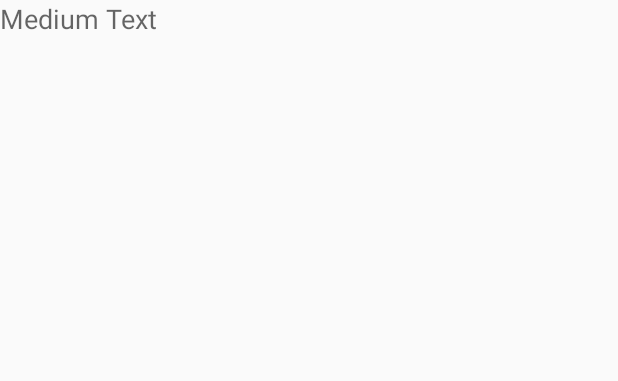
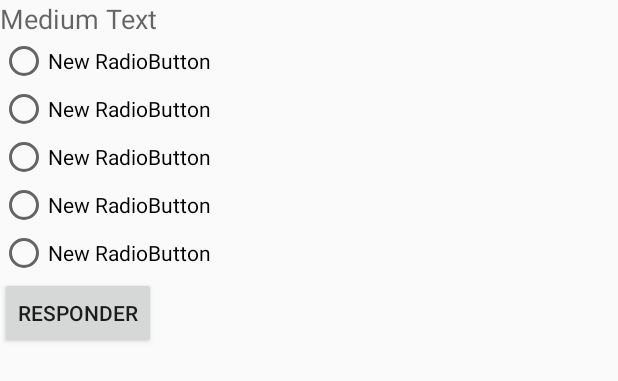
Before and after one commit to leonardoanselmo/AppVestibular, an Android app: the layout tela_questao_selecionada.xml on its own in the app's theme, with its tools: preview values and no code run, on a phone screen of 412 x 824 dp. Shown: the top 381 px of the screen. Run offline under Robolectric (Android 15) with nearby library versions, the phone set to English and light mode, and no system bars.

Commit message:
Adicionado radio buttons na tela da questão selecionada

```diff
--- a/app/src/main/res/layout/tela_questao_selecionada.xml
+++ b/app/src/main/res/layout/tela_questao_selecionada.xml
@@ -11,8 +11,40 @@
         android:text="Medium Text"
         android:id="@+id/textView" />
 
-    <ListView
-        android:layout_width="match_parent"
+    <RadioButton
+        android:layout_width="wrap_content"
         android:layout_height="wrap_content"
-        android:id="@+id/listView2" />
+        android:text="New RadioButton"
+        android:id="@+id/radioButton" />
+
+    <RadioButton
+        android:layout_width="wrap_content"
+        android:layout_height="wrap_content"
+        android:text="New RadioButton"
+        android:id="@+id/radioButton2" />
+
+    <RadioButton
+        android:layout_width="wrap_content"
+        android:layout_height="wrap_content"
+        android:text="New RadioButton"
+        android:id="@+id/radioButton3" />
+
+    <RadioButton
+        android:layout_width="wrap_content"
+        android:layout_height="wrap_content"
+        android:text="New RadioButton"
+        android:id="@+id/radioButton4" />
+
+    <RadioButton
+        android:layout_width="wrap_content"
+        android:layout_height="wrap_content"
+        android:text="New RadioButton"
+        android:id="@+id/radioButton5" />
+
+    <Button
+        android:layout_width="wrap_content"
+        android:layout_height="wrap_content"
+        android:text="Responder"
+        android:id="@+id/resposta" />
+
 </LinearLayout>
```
Also changed, not shown: app/src/main/java/com/example/leonardoanselmo/appvestibular/ActivityQuestaoSelecionada.java (+25 -6 lines), app/src/main/java/com/example/leonardoanselmo/appvestibular/Questoes.java (+4 -3 lines).
